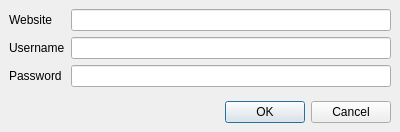
Above: editors/merkaartor/UploadMapDialog.ui from openstreetmap/svn-archive before the change. Below: the same form after it.
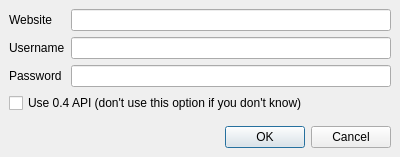
That is the form after the change.

Patch:
```diff
--- a/editors/merkaartor/UploadMapDialog.ui
+++ b/editors/merkaartor/UploadMapDialog.ui
@@ -6,7 +6,7 @@
     <x>0</x>
     <y>0</y>
     <width>400</width>
-    <height>132</height>
+    <height>157</height>
    </rect>
   </property>
   <property name="windowTitle" >
@@ -59,6 +59,13 @@
      </item>
     </layout>
    </item>
+   <item>
+    <widget class="QCheckBox" name="Use04Api" >
+     <property name="text" >
+      <string>Use 0.4 API (don't use this option if you don't know)</string>
+     </property>
+    </widget>
+   </item>
    <item>
     <spacer>
      <property name="orientation" >
@@ -66,8 +73,8 @@
      </property>
      <property name="sizeHint" >
       <size>
-       <width>20</width>
-       <height>40</height>
+       <width>382</width>
+       <height>16</height>
       </size>
      </property>
     </spacer>
```
Left out of the diff: 3 changed lines with no effect on the pictures.
